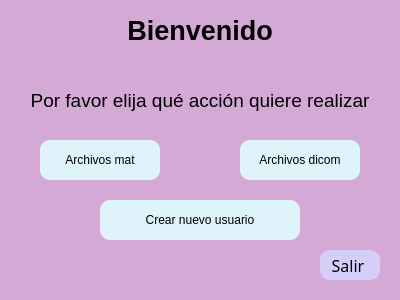
Before: the Qt Designer form Vistas/vista_menu_principal.ui in CamilaMontiel2510/Trabajo-Final-Info-2-GUI-Examenes, drawn with Qt 5.
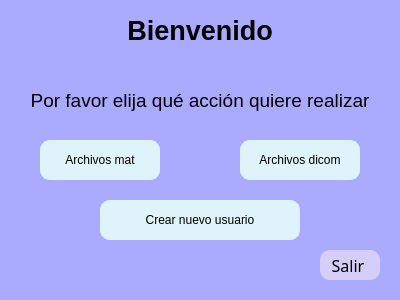
After: the same form once the commit is applied.

Commit message: cambios de colores en ventanas

The edit to the form file:
```diff
--- a/Vistas/vista_menu_principal.ui
+++ b/Vistas/vista_menu_principal.ui
@@ -15,7 +15,7 @@
   </property>
   <property name="styleSheet">
    <string notr="true">QWidget{
-	background-color: rgb(213, 169, 213);
+	background-color: rgb(170, 170, 255);
 }
 QPushButton{
 	background-color: rgb(222, 243, 250);
```
The commit also changes 5 other files.
